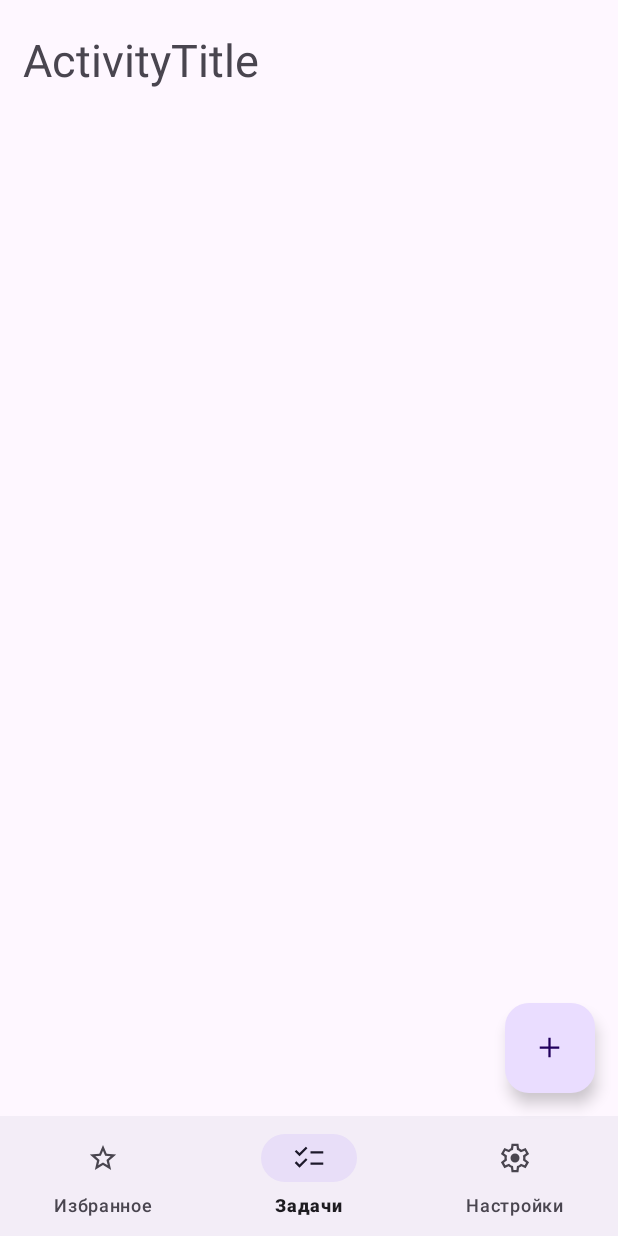
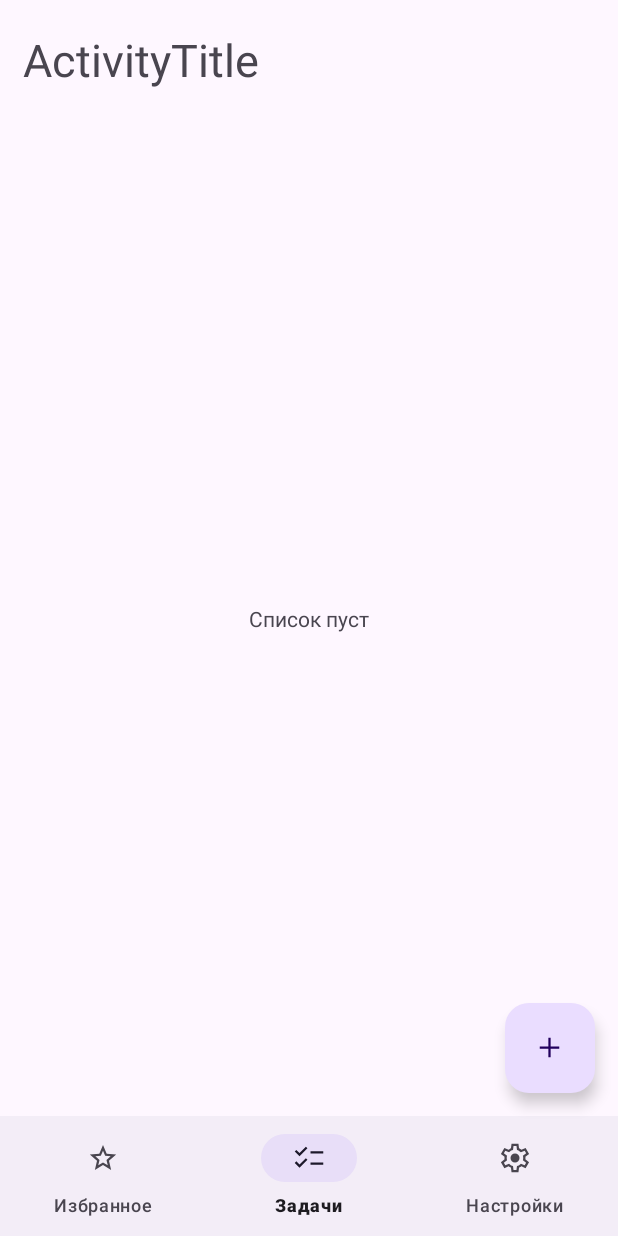
Before and after one commit to lonelywh1te/kotlin-tasklist, an Android app: the screen it shows after launch (MainActivity), on a phone screen of 412 x 824 dp. Run offline under Robolectric (Android 15) with nearby library versions, the phone set to English and light mode, and no system bars; our stand-ins replace Room's generated code.

Commit message:
add: Deleting a task

```diff
--- a/app/src/main/java/ru/lonelywh1te/kotlin_tasklist/data/TaskDao.kt
+++ b/app/src/main/java/ru/lonelywh1te/kotlin_tasklist/data/TaskDao.kt
@@ -11,8 +11,8 @@ interface TaskDao {
     @Insert
     suspend fun addTask(task: Task)
 
-    @Delete
-    suspend fun deleteTask(task: Task)
+    @Query("DELETE FROM task_table WHERE id=:id")
+    suspend fun deleteTask(id: Int)
 
     @Query("SELECT * FROM task_table")
     suspend fun getAllTasks(): List<Task>
--- a/app/src/main/java/ru/lonelywh1te/kotlin_tasklist/presentation/adapter/TaskAdapter.kt
+++ b/app/src/main/java/ru/lonelywh1te/kotlin_tasklist/presentation/adapter/TaskAdapter.kt
@@ -46,6 +46,7 @@ class TaskAdapter(): RecyclerView.Adapter<TaskAdapter.ViewHolder>() {
 
             binding.root.setOnClickListener {
                 val intent = Intent(binding.root.context, TaskActivity::class.java)
+                intent.putExtra("task_id", task.id)
                 intent.putExtra("task_title", task.title)
                 intent.putExtra("task_desc", task.description)
                 intent.putExtra("task_isFavourite", task.isFavourite)
--- a/app/src/main/java/ru/lonelywh1te/kotlin_tasklist/presentation/view/TaskListFragment.kt
+++ b/app/src/main/java/ru/lonelywh1te/kotlin_tasklist/presentation/view/TaskListFragment.kt
@@ -23,8 +23,6 @@ class TaskListFragment : Fragment() {
         binding = FragmentTaskListBinding.inflate(layoutInflater, container, false)
         viewModel = ViewModelProvider(this)[MainViewModel::class.java]
 
-        viewModel.refreshTasks()
-
         val adapter = TaskAdapter()
 
         recycler = binding.rvTaskList
@@ -34,7 +32,14 @@ class TaskListFragment : Fragment() {
         }
 
         viewModel.taskList.observe(viewLifecycleOwner) {
-            adapter.updateTaskList(viewModel.getTaskList())
+            val currentList = viewModel.getTaskList()
+            adapter.updateTaskList(currentList)
+
+            binding.tvIsEmptyList.visibility = if (currentList.isEmpty()) {
+                View.VISIBLE
+            } else {
+                View.GONE
+            }
         }
 
         Log.println(Log.DEBUG, "fragment", "CREATED")
--- a/app/src/main/java/ru/lonelywh1te/kotlin_tasklist/presentation/viewModel/MainViewModel.kt
+++ b/app/src/main/java/ru/lonelywh1te/kotlin_tasklist/presentation/viewModel/MainViewModel.kt
@@ -14,16 +14,13 @@ class MainViewModel(application: Application): AndroidViewModel(application) {
     private val taskDao = MainDatabase.getDatabase(application).TaskDao()
 
     fun getTaskList(): List<Task> {
-        if (taskList.value == null){
-            refreshTasks()
-        }
+        if (taskList.value == null) refreshTasks()
 
         return if (taskList.value.isNullOrEmpty()) emptyList() else taskList.value!!
     }
 
     fun refreshTasks() {
         viewModelScope.launch {
-            Log.println(Log.DEBUG, "view_model", "taskDao return: ${taskDao.getAllTasks()}")
             taskList.postValue(taskDao.getAllTasks())
         }
     }
@@ -35,9 +32,9 @@ class MainViewModel(application: Application): AndroidViewModel(application) {
         }
     }
 
-    fun deleteTask(task: Task) {
+    fun deleteTask(id: Int) {
         viewModelScope.launch {
-            taskDao.deleteTask(task)
+            taskDao.deleteTask(id)
             refreshTasks()
         }
     }
--- a/app/src/main/res/layout/fragment_task_list.xml
+++ b/app/src/main/res/layout/fragment_task_list.xml
@@ -1,9 +1,11 @@
 <?xml version="1.0" encoding="utf-8"?>
-<LinearLayout xmlns:android="http://schemas.android.com/apk/res/android"
+<androidx.constraintlayout.widget.ConstraintLayout xmlns:android="http://schemas.android.com/apk/res/android"
+    xmlns:app="http://schemas.android.com/apk/res-auto"
     xmlns:tools="http://schemas.android.com/tools"
     android:layout_width="match_parent"
     android:layout_height="match_parent"
     tools:context=".presentation.view.TaskListFragment">
+
 
     <androidx.recyclerview.widget.RecyclerView
         android:id="@+id/rvTaskList"
@@ -11,4 +13,16 @@
         tools:listitem="@layout/task_item"
         android:layout_height="match_parent"/>
 
-</LinearLayout>
+    <TextView
+        android:id="@+id/tvIsEmptyList"
+        android:visibility="gone"
+        android:layout_width="wrap_content"
+        android:layout_height="wrap_content"
+        android:text="Cписок пуст"
+        app:layout_constraintBottom_toBottomOf="parent"
+        app:layout_constraintEnd_toEndOf="parent"
+        app:layout_constraintStart_toStartOf="parent"
+        app:layout_constraintTop_toTopOf="parent" />
+
+
+</androidx.constraintlayout.widget.ConstraintLayout>
```
Also changed, not shown: app/src/main/java/ru/lonelywh1te/kotlin_tasklist/presentation/view/TaskActivity.kt (+15 -0 lines), app/src/main/res/layout/fragment_favourite_list.xml (deleted, +0 -14 lines).
